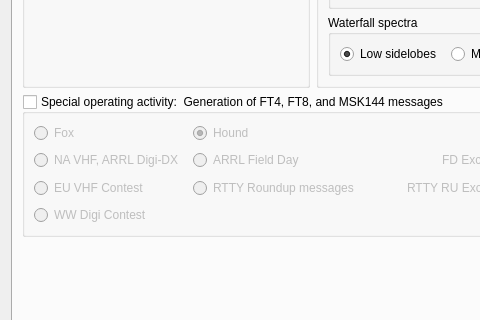
The window that Configuration.ui (saitohirga/WSJT-X) describes before a commit, drawn with Qt 5; both pictures show x 0 to 480 and y 214 to 534 of the 602 by 659 pixel window.
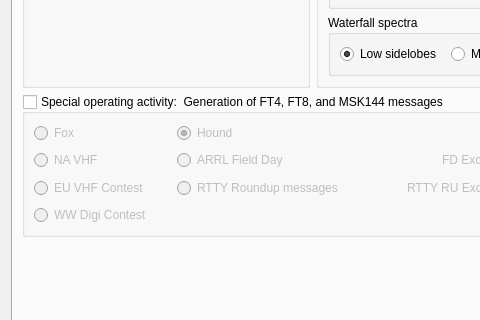
The same window after the commit. The open tabs and pages were chosen to show the change. Custom widgets are drawn as their Qt base class.

Commit message: Starting the transition from RTTY Roundup to ARRL International Digital Contest.

What changed in the file:
```diff
--- a/Configuration.ui
+++ b/Configuration.ui
@@ -2632,7 +2632,7 @@
              <string>NA VHF Contest</string>
             </property>
             <property name="text">
-             <string>NA VHF, ARRL Digi-DX</string>
+             <string>NA VHF</string>
             </property>
             <attribute name="buttonGroup">
              <string notr="true">special_op_activity_button_group</string>
```
Left out of the diff: 8 changed lines with no effect on the pictures.
